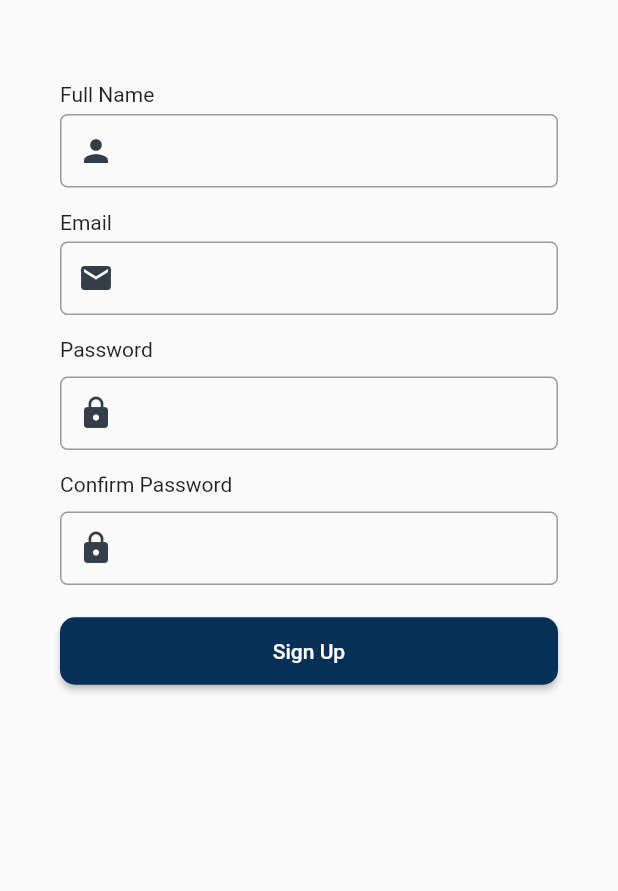
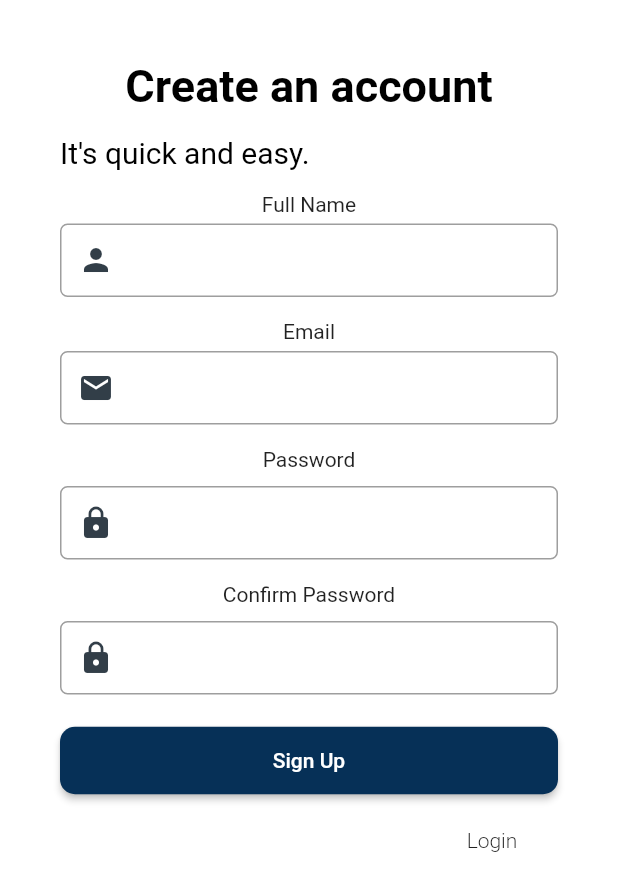
Before and after one commit to Derkk117/frontSearchAlerts, a Flutter app: the screen it shows after launch, after a tap on "Login", after a tap on "Sign up", on a phone screen of 412 x 824 dp. Shown: the top 891 px of the screen. Run offline on Flutter 3.47's test engine with Material 2 defaults, Android fonts, the phone set to English and light mode, and no system bars; our stand-ins replace flushbar, shared_preferences.

Commit message:
login and sign up styles

```diff
--- a/lib/main.dart
+++ b/lib/main.dart
@@ -1,7 +1,6 @@
 import 'package:flutter/material.dart';
 import 'package:provider/provider.dart';
 import 'package:Search_Alerts/pages/login.dart';
-import 'package:Search_Alerts/pages/welcome.dart';
 import 'package:Search_Alerts/providers/auth.dart';
 import 'package:Search_Alerts/pages/register.dart';
 import 'package:Search_Alerts/pages/dashboard.dart';
@@ -25,10 +24,11 @@ class MyApp extends StatelessWidget {
         ChangeNotifierProvider(create: (_) => UserProvider()),
       ],
       child: MaterialApp(
+          debugShowCheckedModeBanner: false,
           title: 'Search Alerts',
           theme: ThemeData(
-            primarySwatch: Colors.blue,
-            visualDensity: VisualDensity.adaptivePlatformDensity,
+            primarySwatch: Colors.purple,
+            scaffoldBackgroundColor: Colors.white,
           ),
           home: FutureBuilder(
               future: getUserData(),
@@ -44,7 +44,7 @@ class MyApp extends StatelessWidget {
                       return Login();
                     else
                       UserPreferences().removeUser();
-                    return Welcome(user: snapshot.data);
+                    return DashBoard();
                 }
               }),
           routes: {
--- a/lib/pages/login.dart
+++ b/lib/pages/login.dart
@@ -18,6 +18,7 @@ class _LoginState extends State<Login> {
 
   @override
   Widget build(BuildContext context) {
+    final color = Colors.black;
     AuthProvider auth = Provider.of<AuthProvider>(context);
 
     final usernameField = TextFormField(
@@ -91,11 +92,26 @@ class _LoginState extends State<Login> {
 
     return SafeArea(
       child: Scaffold(
-        body: Container(
+          body: Padding(
         padding: EdgeInsets.all(40.0),
-          child: Form(
+        child: ListView(
+          children: [
+            Text(
+              "Welcome to Search Alerts",
+              textAlign: TextAlign.center,
+              style: TextStyle(
+                  fontWeight: FontWeight.bold, fontSize: 35.0, color: color),
+            ),
+            SizedBox(
+              height: 30.0,
+            ),
+            Text(
+              "Everything you are looking for in one place",
+              style: TextStyle(fontSize: 20.0, color: color),
+            ),
+            Form(
                 key: formKey,
-            child: ListView(
+                child: Column(
                   children: [
                     SizedBox(height: 15.0),
                     label("Email"),
@@ -112,10 +128,10 @@ class _LoginState extends State<Login> {
                     SizedBox(height: 5.0),
                     forgotLabel
                   ],
+                )),
+          ],
         ),
-          ),
-        ),
-      ),
+      )),
     );
   }
 }
--- a/lib/pages/register.dart
+++ b/lib/pages/register.dart
@@ -17,6 +17,7 @@ class _RegisterState extends State<Register> {
 
   @override
   Widget build(BuildContext context) {
+    final color = Colors.black;
     AuthProvider auth = Provider.of<AuthProvider>(context);
 
     final nameField = TextFormField(
@@ -58,6 +59,19 @@ class _RegisterState extends State<Register> {
       ],
     );
 
+    final loginLabel = Row(
+      mainAxisAlignment: MainAxisAlignment.end,
+      children: <Widget>[
+        FlatButton(
+          padding: EdgeInsets.only(left: 0.0),
+          child: Text("Login", style: TextStyle(fontWeight: FontWeight.w300)),
+          onPressed: () {
+            Navigator.pushReplacementNamed(context, '/login');
+          },
+        ),
+      ],
+    );
+
     var doRegister = () {
       final form = formKey.currentState;
       if (form.validate()) {
@@ -91,11 +105,26 @@ class _RegisterState extends State<Register> {
 
     return SafeArea(
       child: Scaffold(
-        body: Container(
+          body: Padding(
         padding: EdgeInsets.all(40.0),
-          child: Form(
+        child: ListView(
+          children: [
+            Text(
+              "Create an account",
+              textAlign: TextAlign.center,
+              style: TextStyle(
+                  fontWeight: FontWeight.bold, fontSize: 30.0, color: color),
+            ),
+            SizedBox(
+              height: 15.0,
+            ),
+            Text(
+              "It's quick and easy.",
+              style: TextStyle(fontSize: 20.0, color: color),
+            ),
+            Form(
               key: formKey,
-            child: ListView(
+              child: Column(
                 children: [
                   SizedBox(height: 15.0),
                   label("Full Name"),
@@ -117,11 +146,14 @@ class _RegisterState extends State<Register> {
                   auth.loggedInStatus == Status.Authenticating
                       ? loading
                       : longButtons("Sign Up", doRegister),
+                  SizedBox(height: 5.0),
+                  loginLabel
                 ],
               ),
             ),
+          ],
         ),
-      ),
+      )),
     );
   }
 }
--- a/lib/pages/welcome.dart
+++ /dev/null
@@ -1,23 +0,0 @@
-import 'package:flutter/material.dart';
-import 'package:Search_Alerts/domain/user.dart';
-import 'package:Search_Alerts/providers/user_provider.dart';
-import 'package:provider/provider.dart';
-
-class Welcome extends StatelessWidget {
-  final User user;
-
-  Welcome({Key key, @required this.user}) : super(key: key);
-
-  @override
-  Widget build(BuildContext context) {
-    Provider.of<UserProvider>(context).setUser(user);
-
-    return Scaffold(
-      body: Container(
-        child: Center(
-          child: Text("WELCOME PAGE"),
-        ),
-      ),
-    );
-  }
-}
--- a/lib/util/widgets.dart
+++ b/lib/util/widgets.dart
@@ -1,7 +1,7 @@
 import 'package:flutter/material.dart';
 
 MaterialButton longButtons(String title, Function fun,
-    {Color color: const Color(0xfff063057), Color textColor: Colors.white}) {
+    {Color color: const Color(0xff063057), Color textColor: Colors.white}) {
   return MaterialButton(
     onPressed: fun,
     textColor: textColor,
--- a/pubspec.yaml
+++ b/pubspec.yaml
@@ -16,6 +16,9 @@ dependencies:
   cupertino_icons: ^1.0.0
   shared_preferences: any
   flushbar: ^1.10.4
+  html:
+  webview_flutter: 0.3.20+2
+  flutter_inappwebview: ^4.0.0+4
 
 dev_dependencies:
   flutter_test:
```
Also changed, not shown: pubspec.lock. Lines whose indentation alone changed are shown as unchanged.
